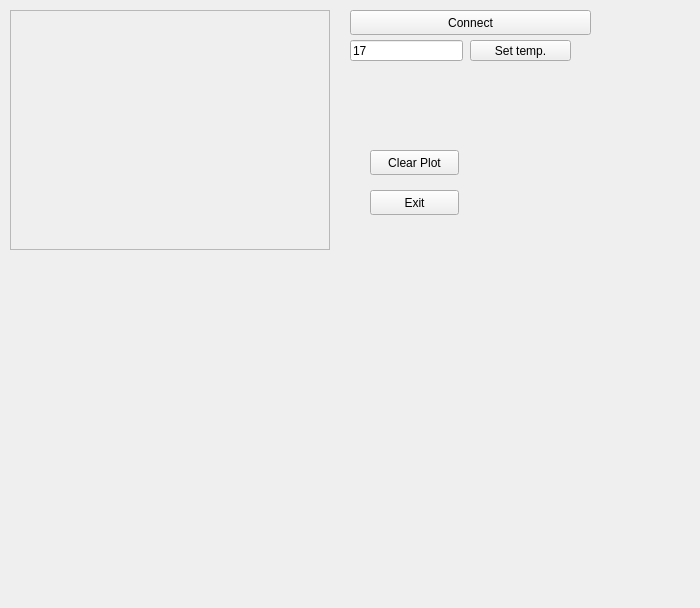
Above: src/gui/experiment.ui from gfogwill/FrESH before the change. Below: the same form after it.
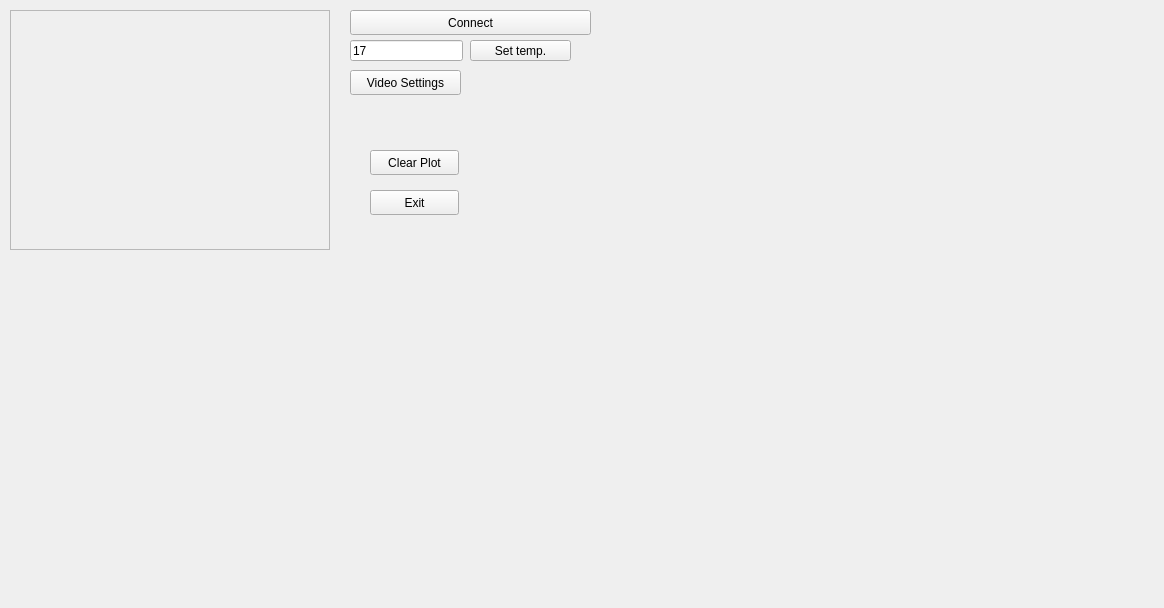
That is the form after the change. Custom widgets are drawn as their Qt base class.

Commit message: feat: new form to change camera settings

The edit to the form file:
```diff
--- a/src/gui/experiment.ui
+++ b/src/gui/experiment.ui
@@ -6,7 +6,7 @@
    <rect>
     <x>0</x>
     <y>0</y>
-    <width>700</width>
+    <width>1164</width>
     <height>608</height>
    </rect>
   </property>
@@ -124,6 +124,19 @@
      <string>Set temp.</string>
     </property>
    </widget>
+   <widget class="QPushButton" name="videoSettingsButton">
+    <property name="geometry">
+     <rect>
+      <x>350</x>
+      <y>70</y>
+      <width>111</width>
+      <height>25</height>
+     </rect>
+    </property>
+    <property name="text">
+     <string>Video Settings</string>
+    </property>
+   </widget>
    <zorder>frameVideo</zorder>
    <zorder>graphWidget</zorder>
    <zorder>temp_set</zorder>
```
Left out of the diff: 3 changed lines with no effect on the pictures. The commit also changes 3 other files.
